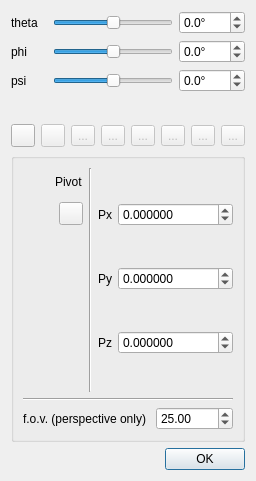
CloudCompare/CloudCompare, file qCC/ui_templates/cameraParamDlg.ui: the form before one commit.
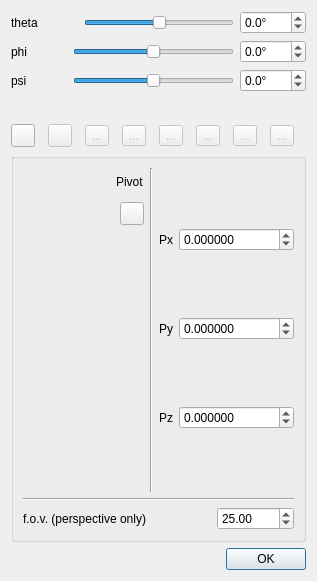
The form after the commit. Icons and pictures are not drawn.

The edit to the form file:
```diff
--- a/qCC/ui_templates/cameraParamDlg.ui
+++ b/qCC/ui_templates/cameraParamDlg.ui
@@ -6,14 +6,20 @@
    <rect>
     <x>0</x>
     <y>0</y>
-    <width>246</width>
-    <height>481</height>
+    <width>317</width>
+    <height>581</height>
    </rect>
   </property>
+  <property name="minimumSize">
+   <size>
+    <width>317</width>
+    <height>581</height>
+   </size>
+  </property>
   <property name="maximumSize">
    <size>
-    <width>246</width>
-    <height>481</height>
+    <width>317</width>
+    <height>581</height>
    </size>
   </property>
   <property name="windowTitle">
```
